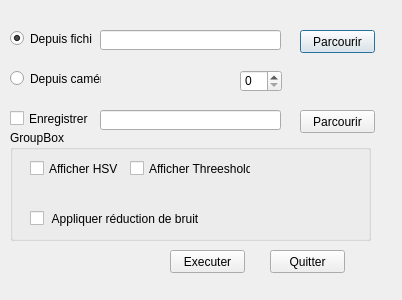
The window that crazycv/src/Lab4_Vision/starttracking.ui (berlingoqc/cppworkspace) describes before a commit, drawn with Qt 5.
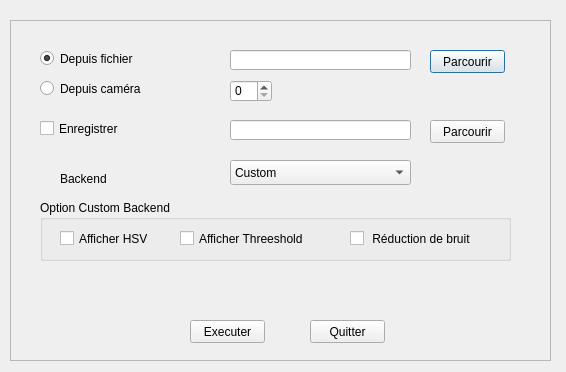
The same window after the commit.

Diff of the .ui file:
```diff
--- a/crazycv/src/Lab4_Vision/starttracking.ui
+++ b/crazycv/src/Lab4_Vision/starttracking.ui
@@ -6,42 +6,34 @@
    <rect>
     <x>0</x>
     <y>0</y>
-    <width>402</width>
-    <height>300</height>
+    <width>566</width>
+    <height>372</height>
    </rect>
   </property>
   <property name="windowTitle">
    <string>Dialog</string>
   </property>
-  <widget class="QLineEdit" name="txtSrcFile">
+  <widget class="QFrame" name="frame">
    <property name="geometry">
     <rect>
-     <x>100</x>
-     <y>30</y>
-     <width>181</width>
-     <height>20</height>
+     <x>10</x>
+     <y>20</y>
+     <width>541</width>
+     <height>341</height>
     </rect>
    </property>
-  </widget>
-  <widget class="QPushButton" name="btnParcourirIn">
-   <property name="geometry">
-    <rect>
-     <x>300</x>
-     <y>30</y>
-     <width>75</width>
-     <height>23</height>
-    </rect>
+   <property name="frameShape">
+    <enum>QFrame::StyledPanel</enum>
    </property>
-   <property name="text">
-    <string>Parcourir</string>
+   <property name="frameShadow">
+    <enum>QFrame::Raised</enum>
    </property>
-  </widget>
   <widget class="QRadioButton" name="rbFile">
    <property name="geometry">
     <rect>
-     <x>10</x>
+      <x>30</x>
      <y>30</y>
-     <width>82</width>
+      <width>121</width>
      <height>17</height>
     </rect>
    </property>
@@ -52,60 +44,57 @@
     <bool>true</bool>
    </property>
   </widget>
-  <widget class="QRadioButton" name="rbCamera">
+   <widget class="QLineEdit" name="txtSrcFile">
    <property name="geometry">
     <rect>
-     <x>10</x>
-     <y>70</y>
-     <width>91</width>
-     <height>17</height>
-    </rect>
-   </property>
+      <x>220</x>
+      <y>30</y>
+      <width>181</width>
+      <height>20</height>
+     </rect>
+    </property>
+   </widget>
+   <widget class="QPushButton" name="btnParcourirIn">
+    <property name="geometry">
+     <rect>
+      <x>420</x>
+      <y>30</y>
+      <width>75</width>
+      <height>23</height>
+     </rect>
+    </property>
    <property name="text">
-    <string>Depuis caméra</string>
-   </property>
-   <property name="checked">
-    <bool>false</bool>
+     <string>Parcourir</string>
+    </property>
+   </widget>
+   <widget class="QPushButton" name="btnQuitter">
+    <property name="geometry">
+     <rect>
+      <x>300</x>
+      <y>300</y>
+      <width>75</width>
+      <height>23</height>
+     </rect>
+    </property>
+    <property name="text">
+     <string>Quitter</string>
    </property>
   </widget>
   <widget class="QSpinBox" name="sbIndexCamera">
    <property name="geometry">
     <rect>
-     <x>240</x>
-     <y>70</y>
+      <x>220</x>
+      <y>60</y>
      <width>42</width>
      <height>22</height>
     </rect>
    </property>
   </widget>
-  <widget class="QCheckBox" name="checkBox">
-   <property name="geometry">
-    <rect>
-     <x>10</x>
-     <y>110</y>
-     <width>81</width>
-     <height>17</height>
-    </rect>
-   </property>
-   <property name="text">
-    <string>Enregistrer </string>
-   </property>
-  </widget>
-  <widget class="QLineEdit" name="txtOutFile">
-   <property name="geometry">
-    <rect>
-     <x>100</x>
-     <y>110</y>
-     <width>181</width>
-     <height>20</height>
-    </rect>
-   </property>
-  </widget>
   <widget class="QPushButton" name="txtParcourirOut">
    <property name="geometry">
     <rect>
-     <x>300</x>
-     <y>110</y>
+      <x>420</x>
+      <y>100</y>
      <width>75</width>
      <height>23</height>
     </rect>
@@ -117,21 +106,21 @@
   <widget class="QGroupBox" name="groupBox">
    <property name="geometry">
     <rect>
-     <x>10</x>
-     <y>130</y>
-     <width>361</width>
-     <height>111</height>
+      <x>30</x>
+      <y>180</y>
+      <width>471</width>
+      <height>61</height>
     </rect>
    </property>
    <property name="title">
-    <string>GroupBox</string>
+     <string>Option Custom Backend</string>
    </property>
    <widget class="QCheckBox" name="cbShowHSV">
     <property name="geometry">
      <rect>
       <x>20</x>
       <y>30</y>
-      <width>91</width>
+       <width>111</width>
       <height>17</height>
      </rect>
     </property>
@@ -142,22 +131,22 @@
    <widget class="QCheckBox" name="cvReduceNoise">
     <property name="geometry">
      <rect>
-      <x>20</x>
-      <y>80</y>
-      <width>171</width>
+       <x>310</x>
+       <y>30</y>
+       <width>161</width>
       <height>17</height>
      </rect>
     </property>
     <property name="text">
-     <string> Appliquer réduction de bruit</string>
+      <string> Réduction de bruit</string>
     </property>
    </widget>
    <widget class="QCheckBox" name="cvShowTH">
     <property name="geometry">
      <rect>
-      <x>120</x>
+       <x>140</x>
       <y>30</y>
-      <width>121</width>
+       <width>171</width>
       <height>17</height>
      </rect>
     </property>
@@ -169,8 +158,8 @@
   <widget class="QPushButton" name="btnExecuter">
    <property name="geometry">
     <rect>
-     <x>170</x>
-     <y>250</y>
+      <x>180</x>
+      <y>300</y>
      <width>75</width>
      <height>23</height>
     </rect>
@@ -179,18 +168,113 @@
     <string>Executer</string>
    </property>
   </widget>
-  <widget class="QPushButton" name="btnQuitter">
+   <widget class="QLineEdit" name="txtOutFile">
    <property name="geometry">
     <rect>
-     <x>270</x>
-     <y>250</y>
-     <width>75</width>
-     <height>23</height>
-    </rect>
-   </property>
+      <x>220</x>
+      <y>100</y>
+      <width>181</width>
+      <height>20</height>
+     </rect>
+    </property>
+   </widget>
+   <widget class="QCheckBox" name="checkBox">
+    <property name="geometry">
+     <rect>
+      <x>30</x>
+      <y>100</y>
+      <width>121</width>
+      <height>17</height>
+     </rect>
+    </property>
    <property name="text">
-    <string>Quitter</string>
-   </property>
+     <string>Enregistrer </string>
+    </property>
+   </widget>
+   <widget class="QRadioButton" name="rbCamera">
+    <property name="geometry">
+     <rect>
+      <x>30</x>
+      <y>60</y>
+      <width>131</width>
+      <height>17</height>
+     </rect>
+    </property>
+    <property name="text">
+     <string>Depuis caméra</string>
+    </property>
+    <property name="checked">
+     <bool>false</bool>
+    </property>
+   </widget>
+   <widget class="QComboBox" name="cbBackend">
+    <property name="geometry">
+     <rect>
+      <x>220</x>
+      <y>140</y>
+      <width>181</width>
+      <height>25</height>
+     </rect>
+    </property>
+    <item>
+     <property name="text">
+      <string>Custom</string>
+     </property>
+    </item>
+    <item>
+     <property name="text">
+      <string>Boosting</string>
+     </property>
+    </item>
+    <item>
+     <property name="text">
+      <string>MIL</string>
+     </property>
+    </item>
+    <item>
+     <property name="text">
+      <string>KCF</string>
+     </property>
+    </item>
+    <item>
+     <property name="text">
+      <string>TLD</string>
+     </property>
+    </item>
+    <item>
+     <property name="text">
+      <string>MEDIANFLOW</string>
+     </property>
+    </item>
+    <item>
+     <property name="text">
+      <string>GOTURN</string>
+     </property>
+    </item>
+    <item>
+     <property name="text">
+      <string>MOSSE</string>
+     </property>
+    </item>
+    <item>
+     <property name="text">
+      <string>CSRT</string>
+     </property>
+    </item>
+   </widget>
+   <widget class="QLabel" name="label">
+    <property name="geometry">
+     <rect>
+      <x>50</x>
+      <y>150</y>
+      <width>67</width>
+      <height>17</height>
+     </rect>
+    </property>
+    <property name="text">
+     <string>Backend</string>
+    </property>
+   </widget>
   </widget>
  </widget>
  <resources/>
```
Lines whose indentation alone changed are shown as unchanged.
